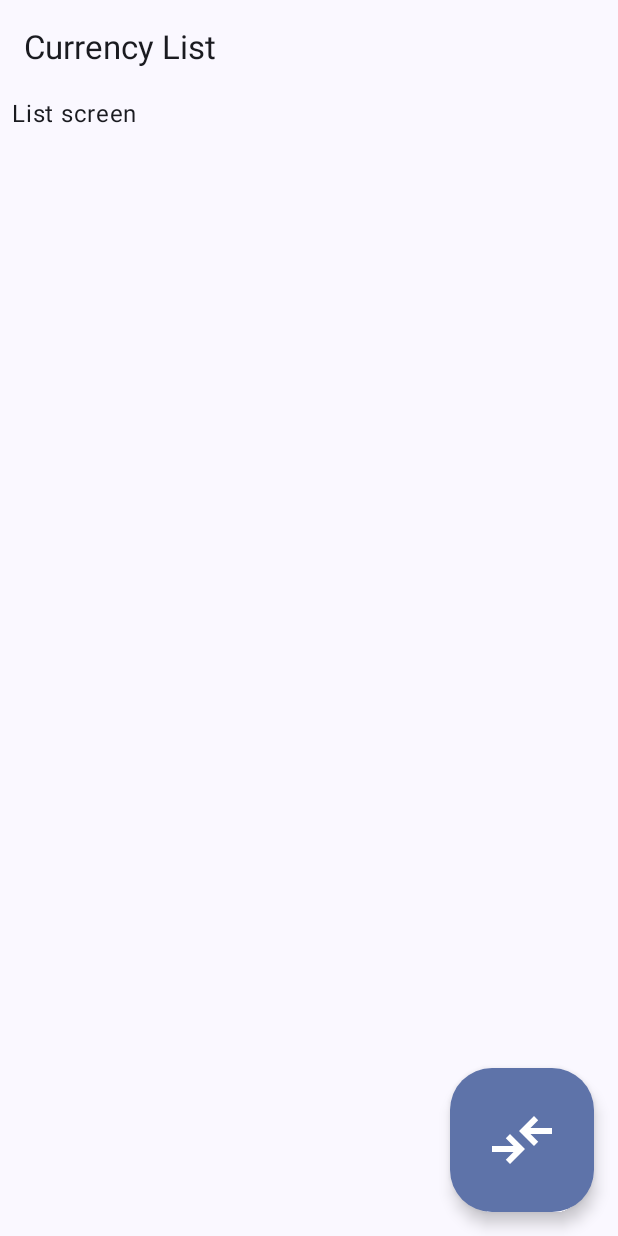
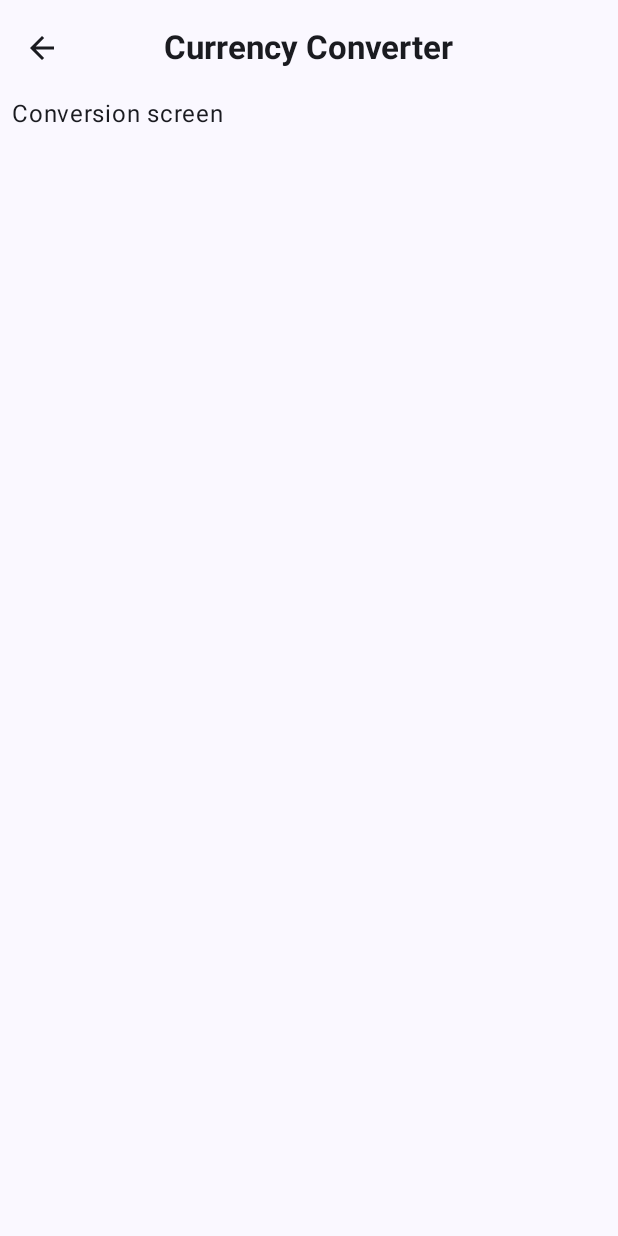
Before and after one commit to sreimler/currencyconverter, an Android app built with Jetpack Compose: the screen it shows after launch (MainActivity), after a tap on "Currency Conversion", on a phone screen of 412 x 824 dp. Run offline under Robolectric (Android 15) with nearby library versions, the phone set to English and light mode, and no system bars.

Commit message:
#5 Implement nav controller and host

```diff
--- a/app/build.gradle.kts
+++ b/app/build.gradle.kts
@@ -56,11 +56,15 @@ dependencies {
     implementation(libs.androidx.ui.graphics)
     implementation(libs.androidx.ui.tooling.preview)
     implementation(libs.androidx.material3)
+    implementation(libs.androidx.navigation.compose)
+
     testImplementation(libs.junit)
+
     androidTestImplementation(libs.androidx.junit)
     androidTestImplementation(libs.androidx.espresso.core)
     androidTestImplementation(platform(libs.androidx.compose.bom))
     androidTestImplementation(libs.androidx.ui.test.junit4)
+
     debugImplementation(libs.androidx.ui.tooling)
     debugImplementation(libs.androidx.ui.test.manifest)
 }
--- a/app/src/main/java/com/sreimler/currencyconverter/MainActivity.kt
+++ b/app/src/main/java/com/sreimler/currencyconverter/MainActivity.kt
@@ -6,20 +6,30 @@ import androidx.activity.compose.setContent
 import androidx.annotation.StringRes
 import androidx.compose.foundation.layout.fillMaxSize
 import androidx.compose.foundation.layout.padding
+import androidx.compose.material.icons.Icons
+import androidx.compose.material.icons.automirrored.filled.ArrowBack
+import androidx.compose.material3.CenterAlignedTopAppBar
 import androidx.compose.material3.ExperimentalMaterial3Api
 import androidx.compose.material3.Icon
+import androidx.compose.material3.IconButton
 import androidx.compose.material3.LargeFloatingActionButton
 import androidx.compose.material3.MaterialTheme
 import androidx.compose.material3.Scaffold
 import androidx.compose.material3.Surface
 import androidx.compose.material3.Text
-import androidx.compose.material3.TopAppBar
 import androidx.compose.runtime.Composable
+import androidx.compose.runtime.getValue
 import androidx.compose.ui.Modifier
 import androidx.compose.ui.res.painterResource
 import androidx.compose.ui.res.stringResource
+import androidx.compose.ui.text.font.FontWeight
 import androidx.compose.ui.tooling.preview.Preview
 import androidx.compose.ui.unit.dp
+import androidx.navigation.compose.NavHost
+import androidx.navigation.compose.composable
+import androidx.navigation.compose.currentBackStackEntryAsState
+import androidx.navigation.compose.rememberNavController
+import com.sreimler.currencyconverter.ui.screens.ConverterScreen
 import com.sreimler.currencyconverter.ui.screens.ListScreen
 import com.sreimler.currencyconverter.ui.theme.CurrencyConverterTheme
 
@@ -36,7 +46,7 @@ class MainActivity : ComponentActivity() {
     }
 }
 
-enum class CurrencyConverterScreen(@StringRes val title: Int) {
+enum class Screen(@StringRes val title: Int) {
     List(title = R.string.currency_list),
     Converter(title = R.string.app_name)
 }
@@ -44,30 +54,58 @@ enum class CurrencyConverterScreen(@StringRes val title: Int) {
 @Composable
 fun CurrencyConversionApp() {
     // TODO: create viewmodel
-    // TODO: set up nav controller and host
-    val currentScreen = CurrencyConverterScreen.List
+    val navController = rememberNavController()
+    val backStackEntry by navController.currentBackStackEntryAsState()
+    val currentScreen = Screen.valueOf(backStackEntry?.destination?.route ?: Screen.List.name)
+
     Scaffold(
-        topBar = { CurrencyConverterTopBar(currentScreen) },
+        topBar = {
+            CurrencyConverterTopBar(
+                currentScreen = currentScreen,
+                canNavigateBack = navController.previousBackStackEntry != null,
+                navigateUp = { navController.navigateUp() }
+            )
+        },
         floatingActionButton = {
-            if (currentScreen.name == CurrencyConverterScreen.List.name) ConverterFab(onClick = {})
+            if (currentScreen.name == Screen.List.name) {
+                ConverterFab(onClick = { navController.navigate(Screen.Converter.name) })
+            }
         }
     ) {
-        // TODO: define routes for navhost
-        Surface(
+        NavHost(
+            navController = navController,
+            startDestination = Screen.List.name,
             modifier = Modifier
                 .fillMaxSize()
                 .padding(it)
                 .padding(horizontal = 8.dp)
         ) {
-            ListScreen()
+            composable(route = Screen.List.name) {
+                ListScreen()
+            }
+            composable(route = Screen.Converter.name) {
+                ConverterScreen()
+            }
         }
     }
 }
 
 @OptIn(ExperimentalMaterial3Api::class)
 @Composable
-fun CurrencyConverterTopBar(currentScreen: CurrencyConverterScreen) {
-    TopAppBar(title = { Text(text = stringResource(currentScreen.title)) })
+fun CurrencyConverterTopBar(currentScreen: Screen, canNavigateBack: Boolean, navigateUp: () -> Unit) {
+    CenterAlignedTopAppBar(
+        title = { Text(text = stringResource(currentScreen.title), fontWeight = FontWeight.Bold) },
+        navigationIcon = {
+            if (canNavigateBack) {
+                IconButton(onClick = navigateUp) {
+                    Icon(
+                        imageVector = Icons.AutoMirrored.Filled.ArrowBack,
+                        contentDescription = stringResource(R.string.back_button)
+                    )
+                }
+            }
+        }
+    )
 }
 
 @Composable
--- a/app/src/main/java/com/sreimler/currencyconverter/ui/screens/ConverterScreen.kt
+++ b/app/src/main/java/com/sreimler/currencyconverter/ui/screens/ConverterScreen.kt
@@ -6,7 +6,7 @@ import androidx.compose.runtime.Composable
 import androidx.compose.ui.Modifier
 
 @Composable
-fun ConversionScreen(modifier: Modifier = Modifier) {
+fun ConverterScreen(modifier: Modifier = Modifier) {
     Surface(modifier = modifier) {
         // TODO: implement conversion screen
         Text(text = "Conversion screen")
--- a/app/src/main/res/values/strings.xml
+++ b/app/src/main/res/values/strings.xml
@@ -3,4 +3,5 @@
     <string name="currency_list">Currency List</string>
     <string name="currency_conversion">Currency Conversion</string>
     <string name="convert">Convert</string>
+    <string name="back_button">Back</string>
 </resources>
--- a/gradle/libs.versions.toml
+++ b/gradle/libs.versions.toml
@@ -7,10 +7,12 @@ junitVersion = "1.1.5"
 espressoCore = "3.5.1"
 lifecycleRuntimeKtx = "2.7.0"
 activityCompose = "1.8.2"
-composeBom = "2023.08.00"
+composeBom = "2024.02.02"
+navigationCompose = "2.7.7"
 
 [libraries]
 androidx-core-ktx = { group = "androidx.core", name = "core-ktx", version.ref = "coreKtx" }
+androidx-navigation-compose = { module = "androidx.navigation:navigation-compose", version.ref = "navigationCompose" }
 junit = { group = "junit", name = "junit", version.ref = "junit" }
 androidx-junit = { group = "androidx.test.ext", name = "junit", version.ref = "junitVersion" }
 androidx-espresso-core = { group = "androidx.test.espresso", name = "espresso-core", version.ref = "espressoCore" }
```
